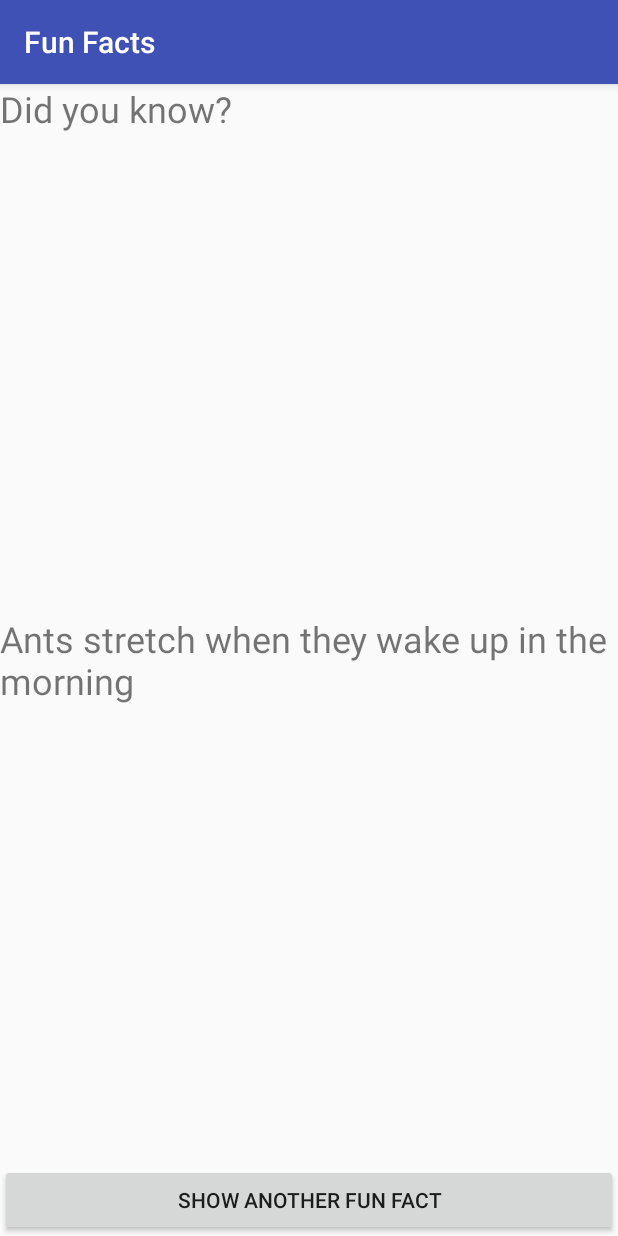
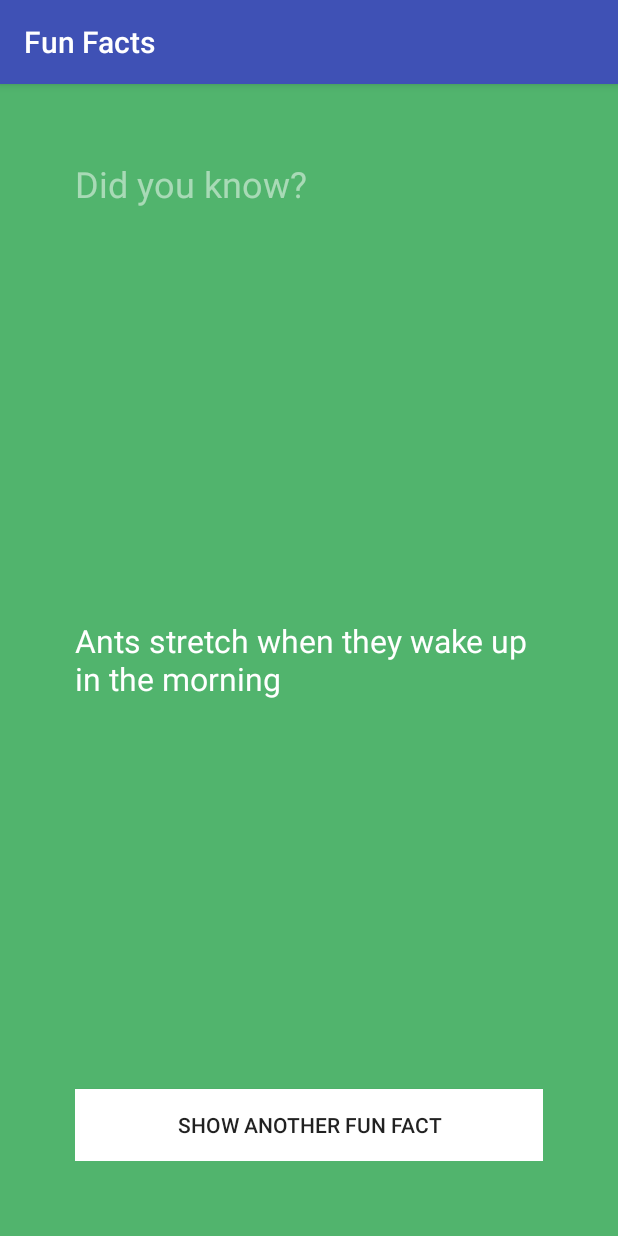
Before and after one commit to RadhepS/Fun-Fact-App, an Android app: the screen it shows after launch (FunFactsActivity), on a phone screen of 412 x 824 dp. Run offline under Robolectric (Android 15) with nearby library versions, the phone set to English and light mode, and no system bars.

Commit message:
Layout Modified

```diff
--- a/app/src/main/res/layout/activity_fun_facts.xml
+++ b/app/src/main/res/layout/activity_fun_facts.xml
@@ -4,6 +4,8 @@
     xmlns:tools="http://schemas.android.com/tools"
     android:layout_width="match_parent"
     android:layout_height="match_parent"
+    android:background="#51b46d"
+    android:padding="50dp"
     tools:context="radhep.funfacts.FunFactsActivity">
 
     <TextView
@@ -11,6 +13,7 @@
         android:layout_width="wrap_content"
         android:layout_height="wrap_content"
         android:text="Did you know?"
+        android:textColor="#80ffffff"
         android:textSize="24sp" />
 
     <TextView
@@ -21,7 +24,8 @@
         android:layout_alignParentStart="true"
         android:layout_centerVertical="true"
         android:text="Ants stretch when they wake up in the morning"
-        android:textSize="24sp" />
+        android:textColor="@android:color/white"
+        android:textSize="21sp" />
 
     <Button
         android:id="@+id/showFactButton"
@@ -29,6 +33,7 @@
         android:layout_height="wrap_content"
         android:layout_alignParentBottom="true"
         android:layout_centerHorizontal="true"
+        android:background="@android:color/white"
         android:text="Show another fun fact" />
 
 </RelativeLayout>
```
